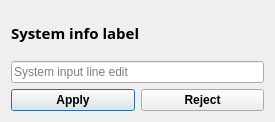
Old version of the form userinterface/subinterfaces/lobbiessubdialog.ui in the repository AlekseyLapunov/Client-Monopoly.
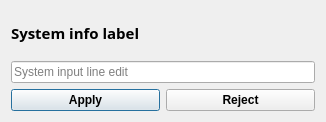
New version of the form.

```diff
--- a/userinterface/subinterfaces/lobbiessubdialog.ui
+++ b/userinterface/subinterfaces/lobbiessubdialog.ui
@@ -6,7 +6,7 @@
    <rect>
     <x>0</x>
     <y>0</y>
-    <width>275</width>
+    <width>326</width>
     <height>122</height>
    </rect>
   </property>
```
